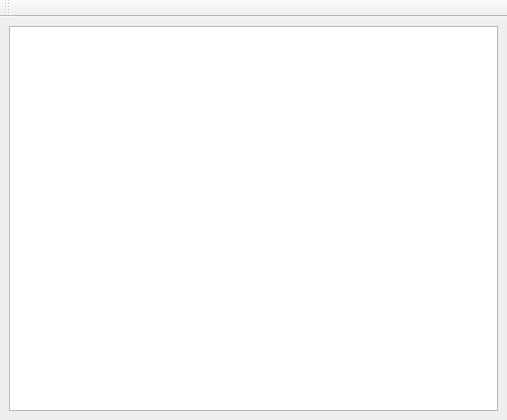
Qt form ui_design/main_window.ui (EpicDarkGalaxy/GamesYARD) before a commit.
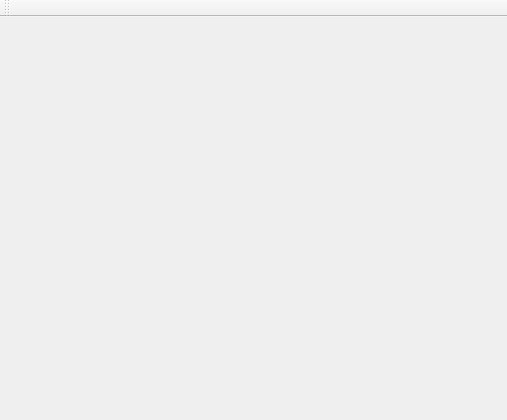
The same form after that commit.

```diff
--- a/ui_design/main_window.ui
+++ b/ui_design/main_window.ui
@@ -14,42 +14,7 @@
    <string>MainWindow</string>
   </property>
   <widget class="QWidget" name="centralwidget">
-   <layout class="QGridLayout" name="gridLayout_2">
-    <item row="0" column="0">
-     <widget class="QListWidget" name="game_cards_list_widget">
-      <property name="iconSize">
-       <size>
-        <width>150</width>
-        <height>150</height>
-       </size>
-      </property>
-      <property name="movement">
-       <enum>QListView::Movement::Static</enum>
-      </property>
-      <property name="resizeMode">
-       <enum>QListView::ResizeMode::Adjust</enum>
-      </property>
-      <property name="layoutMode">
-       <enum>QListView::LayoutMode::SinglePass</enum>
-      </property>
-      <property name="spacing">
-       <number>12</number>
-      </property>
-      <property name="gridSize">
-       <size>
-        <width>180</width>
-        <height>200</height>
-       </size>
-      </property>
-      <property name="viewMode">
-       <enum>QListView::ViewMode::IconMode</enum>
-      </property>
-      <property name="uniformItemSizes">
-       <bool>false</bool>
-      </property>
-     </widget>
-    </item>
-   </layout>
+   <layout class="QGridLayout" name="gridLayout_2"/>
   </widget>
   <widget class="QToolBar" name="toolBar">
    <property name="windowTitle">
```
